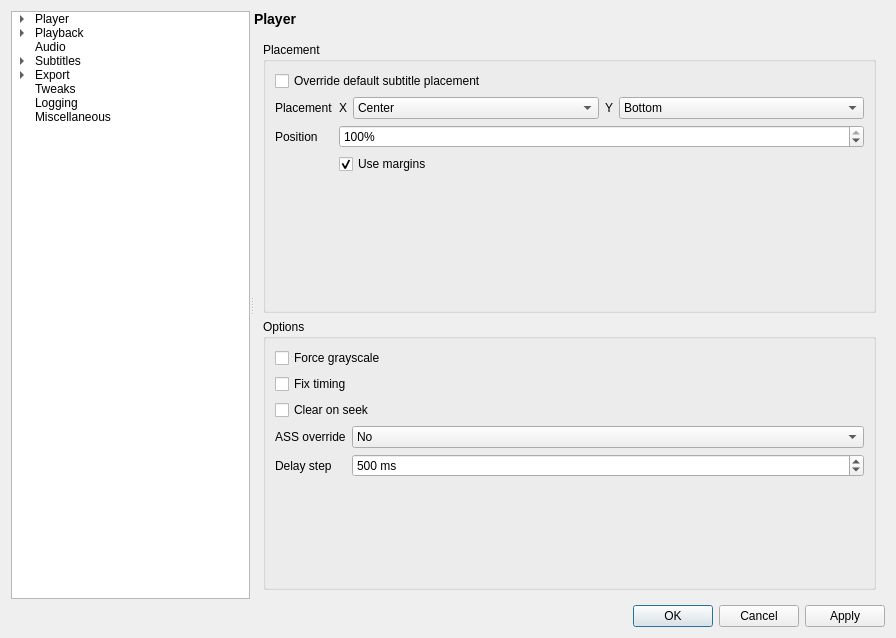
mpc-qt/mpc-qt, file src/settingswindow.ui: the form before one commit.
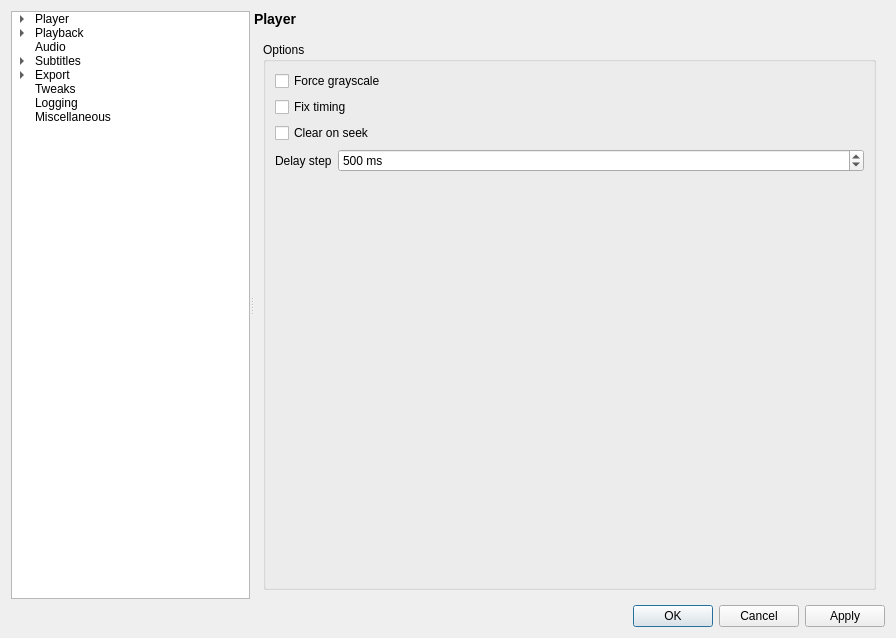
The form after the commit. The open tabs and pages were chosen to show the change.

Commit message:
settingswindow: Remove unimplemented duplicate subtitles settings
Remove subtitlePlacementBox and subtitlesAssOverride which are already implemented by
the combination of 18298432d9b5196c896935bd9a9f9f27d40f4057 and
cbb5bb423249657dd35bcb69835c25d6e705a6ce.

Diff of the .ui file:
```diff
--- a/src/settingswindow.ui
+++ b/src/settingswindow.ui
@@ -6177,131 +6177,7 @@
           <property name="enabled">
            <bool>true</bool>
           </property>
-          <layout class="QVBoxLayout" name="subtitlesPageLayout" stretch="0,0">
-           <item>
-            <widget class="QGroupBox" name="subtitlePlacementBox">
-             <property name="enabled">
-              <bool>true</bool>
-             </property>
-             <property name="title">
-              <string>Placement</string>
-             </property>
-             <layout class="QFormLayout" name="subtitlePlacementBoxLayout">
-              <item row="0" column="0" colspan="2">
-               <widget class="QCheckBox" name="subtitlesOverridePlacement">
-                <property name="text">
-                 <string>Override default subtitle placement</string>
-                </property>
-               </widget>
-              </item>
-              <item row="1" column="0">
-               <widget class="QLabel" name="subtitlesPlacementLabel">
-                <property name="text">
-                 <string>Placement</string>
-                </property>
-               </widget>
-              </item>
-              <item row="1" column="1">
-               <layout class="QGridLayout" name="subtitlePlacementLayout" columnstretch="0,1,0,1">
-                <item row="0" column="0">
-                 <widget class="QLabel" name="subtitlePlacementXLabel">
-                  <property name="text">
-                   <string>X</string>
-                  </property>
-                 </widget>
-                </item>
-                <item row="0" column="1">
-                 <widget class="QComboBox" name="subtitlePlacementX">
-                  <property name="currentIndex">
-                   <number>1</number>
-                  </property>
-                  <item>
-                   <property name="text">
-                    <string>Left</string>
-                   </property>
-                  </item>
-                  <item>
-                   <property name="text">
-                    <string>Center</string>
-                   </property>
-                  </item>
-                  <item>
-                   <property name="text">
-                    <string>Right</string>
-                   </property>
-                  </item>
-                 </widget>
-                </item>
-                <item row="0" column="2">
-                 <widget class="QLabel" name="subtitlePlacementYLabel">
-                  <property name="text">
-                   <string>Y</string>
-                  </property>
-                 </widget>
-                </item>
-                <item row="0" column="3">
-                 <widget class="QComboBox" name="subtitlePlacementY">
-                  <property name="currentIndex">
-                   <number>2</number>
-                  </property>
-                  <item>
-                   <property name="text">
-                    <string>Top</string>
-                   </property>
-                  </item>
-                  <item>
-                   <property name="text">
-                    <string>Center</string>
-                   </property>
-                  </item>
-                  <item>
-                   <property name="text">
-                    <string>Bottom</string>
-                   </property>
-                  </item>
-                 </widget>
-                </item>
-               </layout>
-              </item>
-              <item row="2" column="0">
-               <widget class="QLabel" name="subtitlesPositionLabel">
-                <property name="text">
-                 <string>Position</string>
-                </property>
-               </widget>
-              </item>
-              <item row="2" column="1">
-               <widget class="QSpinBox" name="subtitlesPosition">
-                <property name="sizePolicy">
-                 <sizepolicy hsizetype="MinimumExpanding" vsizetype="Fixed">
-                  <horstretch>0</horstretch>
-                  <verstretch>0</verstretch>
-                 </sizepolicy>
-                </property>
-                <property name="suffix">
-                 <string>%</string>
-                </property>
-                <property name="maximum">
-                 <number>100</number>
-                </property>
-                <property name="value">
-                 <number>100</number>
-                </property>
-               </widget>
-              </item>
-              <item row="3" column="1">
-               <widget class="QCheckBox" name="subtitlesUseMargins">
-                <property name="text">
-                 <string>Use margins</string>
-                </property>
-                <property name="checked">
-                 <bool>true</bool>
-                </property>
-               </widget>
-              </item>
-             </layout>
-            </widget>
-           </item>
+          <layout class="QVBoxLayout" name="subtitlesPageLayout" stretch="0">
            <item>
             <widget class="QGroupBox" name="subtitlesOptionsBox">
              <property name="title">
@@ -6321,14 +6197,28 @@
                 </property>
                </widget>
               </item>
-              <item row="4" column="0">
+              <item row="1" column="0" colspan="2">
+               <widget class="QCheckBox" name="subtitlesFixTiming">
+                <property name="text">
+                 <string>Fix timing</string>
+                </property>
+               </widget>
+              </item>
+              <item row="2" column="0" colspan="2">
+               <widget class="QCheckBox" name="subtitlesClearOnSeek">
+                <property name="text">
+                 <string>Clear on seek</string>
+                </property>
+               </widget>
+              </item>
+              <item row="3" column="0">
                <widget class="QLabel" name="subtitlesDelayStepLabel">
                 <property name="text">
                  <string>Delay step</string>
                 </property>
                </widget>
               </item>
-              <item row="4" column="1">
+              <item row="3" column="1">
                <widget class="QSpinBox" name="subtitlesDelayStep">
                 <property name="sizePolicy">
                  <sizepolicy hsizetype="Minimum" vsizetype="Fixed">
@@ -6353,57 +6243,6 @@
                 </property>
                </widget>
               </item>
-              <item row="1" column="0" colspan="2">
-               <widget class="QCheckBox" name="subtitlesFixTiming">
-                <property name="text">
-                 <string>Fix timing</string>
-                </property>
-               </widget>
-              </item>
-              <item row="2" column="0" colspan="2">
-               <widget class="QCheckBox" name="subtitlesClearOnSeek">
-                <property name="text">
-                 <string>Clear on seek</string>
-                </property>
-               </widget>
-              </item>
-              <item row="3" column="0">
-               <widget class="QLabel" name="subtitlesAssOverrideLabel">
-                <property name="text">
-                 <string>ASS override</string>
-                </property>
-               </widget>
-              </item>
-              <item row="3" column="1">
-               <widget class="QComboBox" name="subtitlesAssOverride">
-                <property name="sizePolicy">
-                 <sizepolicy hsizetype="MinimumExpanding" vsizetype="Fixed">
-                  <horstretch>0</horstretch>
-                  <verstretch>0</verstretch>
-                 </sizepolicy>
-                </property>
-                <item>
-                 <property name="text">
-                  <string>No</string>
-                 </property>
-                </item>
-                <item>
-                 <property name="text">
-                  <string>Yes</string>
-                 </property>
-                </item>
-                <item>
-                 <property name="text">
-                  <string>Yes and only zoom signs</string>
-                 </property>
-                </item>
-                <item>
-                 <property name="text">
-                  <string>Force</string>
-                 </property>
-                </item>
-               </widget>
-              </item>
              </layout>
             </widget>
            </item>
```
Left out of the diff: 6 changed lines with no effect on the pictures. The commit also changes 18 other files.
